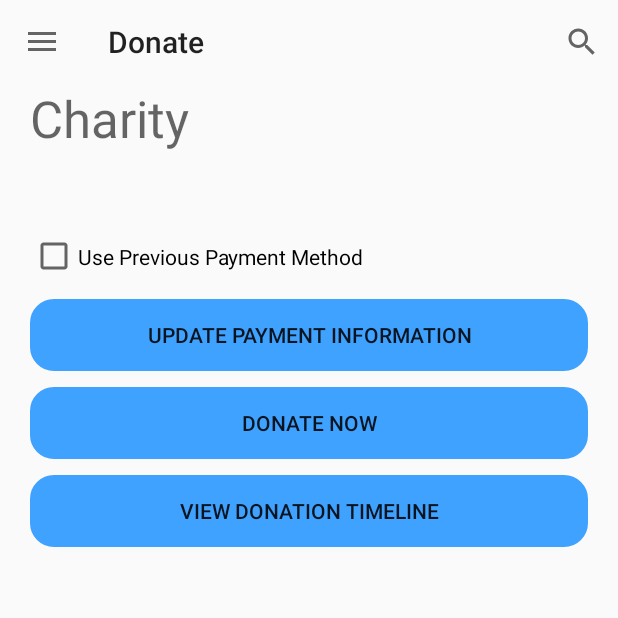
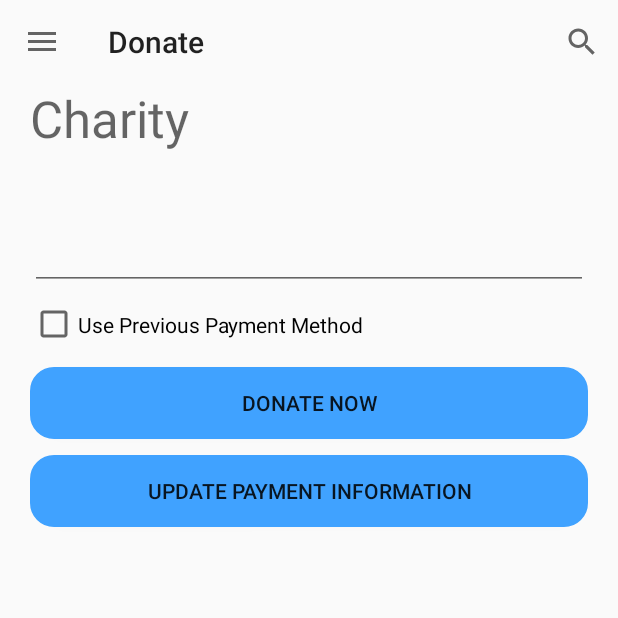
Before and after one commit to cfogg6/Spark-For-Change, an Android app: the DonateActivity screen opened directly, with no data from a screen before it, on a phone screen of 412 x 824 dp, the top half of it. Run offline under Robolectric (Android 15) with nearby library versions, the phone set to English and light mode, and no system bars.

Commit message:
Made $ input work in donate

```diff
--- a/SparkForChange/app/src/main/java/com/sparkforchange/controllers/DonateActivity.java
+++ b/SparkForChange/app/src/main/java/com/sparkforchange/controllers/DonateActivity.java
@@ -2,9 +2,15 @@ package com.sparkforchange.controllers;
 
 import android.content.Intent;
 import android.os.Bundle;
+import android.text.Editable;
+import android.text.TextWatcher;
 import android.widget.Button;
+import android.widget.EditText;
 
 import com.sparkforchange.R;
+
+import java.text.DecimalFormat;
+import java.text.ParseException;
 
 public class DonateActivity extends ToolbarDrawerActivity {
     Button updateBtn;
@@ -20,5 +26,84 @@ public class DonateActivity extends ToolbarDrawerActivity {
             Intent intent = new Intent(DonateActivity.this, PaymentMethodActivity.class);
             startActivityForResult(intent, 1);
         });
+
+        EditText editText = (EditText) findViewById(R.id.et_donate_dollar_amount);
+        editText.addTextChangedListener(new NumberTextWatcher(editText, "#,###"));
     }
 }
+
+class NumberTextWatcher implements TextWatcher {
+
+    private final DecimalFormat df;
+    private final DecimalFormat dfnd;
+    private final EditText et;
+    private boolean hasFractionalPart;
+    private int trailingZeroCount;
+
+    public NumberTextWatcher(EditText editText, String pattern) {
+        df = new DecimalFormat(pattern);
+        df.setDecimalSeparatorAlwaysShown(true);
+        dfnd = new DecimalFormat("#,###.00");
+        this.et = editText;
+        hasFractionalPart = false;
+    }
+
+    @Override
+    public void afterTextChanged(Editable s) {
+        et.removeTextChangedListener(this);
+
+        if (s != null && !s.toString().isEmpty()) {
+            try {
+                int inilen, endlen;
+                inilen = et.getText().length();
+                String v = s.toString().replace(String.valueOf(df.getDecimalFormatSymbols().getGroupingSeparator()), "").replace("$","");
+                Number n = df.parse(v);
+                int cp = et.getSelectionStart();
+                if (hasFractionalPart) {
+                    StringBuilder trailingZeros = new StringBuilder();
+                    while (trailingZeroCount-- > 0)
+                        trailingZeros.append('0');
+                    et.setText(df.format(n) + trailingZeros.toString());
+                } else {
+                    et.setText(dfnd.format(n));
+                }
+                et.setText("$".concat(et.getText().toString()));
+                endlen = et.getText().length();
+                int sel = (cp + (endlen - inilen));
+                if (sel > 0 && sel < et.getText().length()) {
+                    et.setSelection(sel);
+                } else if (trailingZeroCount > -1) {
+                    et.setSelection(et.getText().length() - 3);
+                } else {
+                    et.setSelection(et.getText().length());
+                }
+            } catch (NumberFormatException | ParseException e) {
+                e.printStackTrace();
+            }
+        }
+
+        et.addTextChangedListener(this);
+    }
+
+    @Override
+    public void beforeTextChanged(CharSequence s, int start, int count, int after) {
+    }
+
+    @Override
+    public void onTextChanged(CharSequence s, int start, int before, int count) {
+        int index = s.toString().indexOf(String.valueOf(df.getDecimalFormatSymbols().getDecimalSeparator()));
+        trailingZeroCount = 0;
+        if (index > -1) {
+            for (index++; index < s.length(); index++) {
+                if (s.charAt(index) == '0')
+                    trailingZeroCount++;
+                else {
+                    trailingZeroCount = 0;
+                }
+            }
+            hasFractionalPart = true;
+        } else {
+            hasFractionalPart = false;
+        }
+    }
+}
--- a/SparkForChange/app/src/main/res/layout/activity_donate.xml
+++ b/SparkForChange/app/src/main/res/layout/activity_donate.xml
@@ -13,12 +13,26 @@
         android:text="Charity"
         android:textAppearance="@style/TextAppearance.AppCompat.Display1" />
 
+    <EditText
+        android:id="@+id/et_donate_dollar_amount"
+        android:layout_width="match_parent"
+        android:layout_height="match_parent"
+        android:inputType="numberDecimal"/>
+
     <CheckBox
         android:id="@+id/cb_use_payment"
         android:layout_width="match_parent"
         android:layout_height="46dp"
         android:layout_weight="1"
         android:text="Use Previous Payment Method" />
+
+    <Button
+        android:id="@+id/btn_donate"
+        android:layout_width="match_parent"
+        android:layout_height="wrap_content"
+        android:layout_marginVertical="5dp"
+        android:background="@drawable/round_button"
+        android:text="Donate now" />
 
     <Button
         android:id="@+id/btn_update_payment"
@@ -29,21 +43,4 @@
         android:background="@drawable/round_button"
         android:text="Update Payment Information" />
 
-    <Button
-        android:id="@+id/btn_donate"
-        android:layout_width="match_parent"
-        android:layout_height="wrap_content"
-        android:layout_marginVertical="5dp"
-        android:background="@drawable/round_button"
-        android:text="Donate now" />
-
-    <Button
-        android:id="@+id/btn_donate_viewhistory"
-        android:layout_width="match_parent"
-        android:layout_height="wrap_content"
-        android:layout_marginVertical="5dp"
-        android:layout_weight="1"
-        android:background="@drawable/round_button"
-        android:text="View Donation Timeline" />
-
 </LinearLayout>
```
